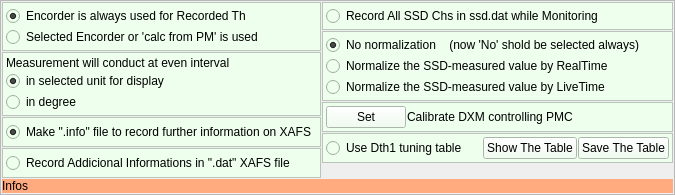
This is Conditions.ui in mtab3/xafsm2 as Qt 5 draws it before an edit. The edited form follows.
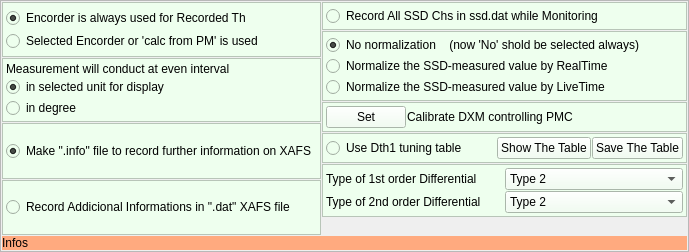
This is the edited form.

Commit message: Differential types is selectable

```diff
--- a/Conditions.ui
+++ b/Conditions.ui
@@ -6,8 +6,8 @@
    <rect>
     <x>0</x>
     <y>0</y>
-    <width>675</width>
-    <height>195</height>
+    <width>689</width>
+    <height>252</height>
    </rect>
   </property>
   <property name="windowTitle">
@@ -219,6 +219,85 @@
        </layout>
       </widget>
      </item>
+     <item>
+      <widget class="QFrame" name="frame_9">
+       <property name="styleSheet">
+        <string notr="true">background-color: #eeffee</string>
+       </property>
+       <property name="frameShape">
+        <enum>QFrame::StyledPanel</enum>
+       </property>
+       <property name="frameShadow">
+        <enum>QFrame::Raised</enum>
+       </property>
+       <layout class="QGridLayout" name="gridLayout_9">
+        <property name="margin">
+         <number>3</number>
+        </property>
+        <property name="spacing">
+         <number>1</number>
+        </property>
+        <item row="0" column="0">
+         <widget class="QLabel" name="label_4">
+          <property name="text">
+           <string>Type of 1st order Differential</string>
+          </property>
+         </widget>
+        </item>
+        <item row="0" column="1">
+         <widget class="QComboBox" name="SelectDiffType1">
+          <property name="currentIndex">
+           <number>1</number>
+          </property>
+          <item>
+           <property name="text">
+            <string>Type 1</string>
+           </property>
+          </item>
+          <item>
+           <property name="text">
+            <string>Type 2</string>
+           </property>
+          </item>
+          <item>
+           <property name="text">
+            <string>Type 3</string>
+           </property>
+          </item>
+         </widget>
+        </item>
+        <item row="1" column="0">
+         <widget class="QLabel" name="label_5">
+          <property name="text">
+           <string>Type of 2nd order Differential</string>
+          </property>
+         </widget>
+        </item>
+        <item row="1" column="1">
+         <widget class="QComboBox" name="SelectDiffType2">
+          <property name="currentIndex">
+           <number>1</number>
+          </property>
+          <item>
+           <property name="text">
+            <string>Type 1</string>
+           </property>
+          </item>
+          <item>
+           <property name="text">
+            <string>Type 2</string>
+           </property>
+          </item>
+          <item>
+           <property name="text">
+            <string>Type 3</string>
+           </property>
+          </item>
+         </widget>
+        </item>
+       </layout>
+      </widget>
+     </item>
      <item>
       <spacer name="verticalSpacer">
        <property name="orientation">
```
Left out of the diff: 364 changed lines with no effect on the pictures. The commit also changes 9 other files.
